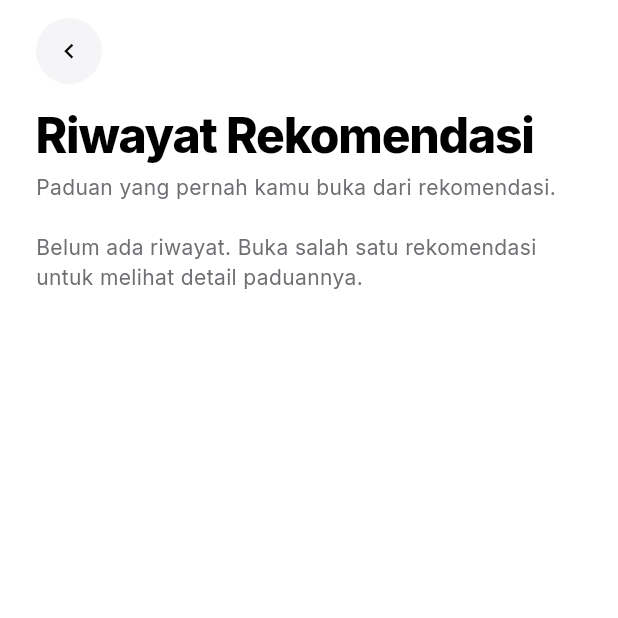
After one commit to Bisminee/PBL-Mobile-Kelompok2-Semester5, a Flutter app: the RecommendationHistoryScreen screen opened by its route, after a tap on the "chevron left" icon, on a phone screen of 412 x 824 dp, the top half of it. The commit adds this screen. Run offline on Flutter 3.47's test engine with Material 3 defaults, Android fonts, the phone set to English and light mode, and no system bars; our stand-ins replace camera, cloud_firestore, firebase_auth, firebase_core, flutter_riverpod, go_router and 4 more; missing offline and left inert: crop_your_image, image_picker_android, image_picker_platform_interface, tflite_flutter; accounts and stored records are empty.

Commit message:
feat: tambah riwayat rekomendasi
Tabel recommendation_history (skema versi 3) mencatat pasangan atasan-bawahan yang dibuka dari detail rekomendasi. Layar Riwayat Rekomendasi dibuka dari tombol riwayat di layar rekomendasi. Opsi pembukaan database dipisah (openOptions, LocalDb.withDatabase) agar bisa diuji.

```diff
--- a/lib/config/app_router.dart
+++ b/lib/config/app_router.dart
@@ -10,6 +10,7 @@ import '../screens/auth/signup_screen.dart';
 import '../screens/home/home_screen.dart';
 import '../screens/onboarding/onboarding_screen.dart';
 import '../screens/outfit/detail_screen.dart';
+import '../screens/outfit/recommendation_history_screen.dart';
 import '../screens/outfit/recommendation_screen.dart';
 import '../screens/outfit/saved_outfits_screen.dart';
 import '../screens/profile/profile_screen.dart';
@@ -100,6 +101,10 @@ final GoRouter appRouter = GoRouter(
       builder: (context, state) => const RecommendationScreen(),
     ),
     GoRoute(
+      path: AppRoutes.recommendationHistory,
+      builder: (context, state) => const RecommendationHistoryScreen(),
+    ),
+    GoRoute(
       path: AppRoutes.savedOutfits,
       builder: (context, state) => const SavedOutfitsScreen(),
     ),
--- a/lib/config/app_routes.dart
+++ b/lib/config/app_routes.dart
@@ -16,6 +16,7 @@ class AppRoutes {
   static const detectionResult = '/detection-result';
   static const recommendation = '/recommendation';
   static const savedOutfits = '/saved-outfits';
+  static const recommendationHistory = '/recommendation-history';
   static const detail = '/detail';
   static const clothingDetail = '/clothing-detail';
 }
--- /dev/null
+++ b/lib/screens/outfit/recommendation_history_screen.dart
@@ -0,0 +1,73 @@
+import 'package:flutter/material.dart';
+import 'package:flutter_riverpod/flutter_riverpod.dart';
+import 'package:go_router/go_router.dart';
+
+import '../../config/app_text_styles.dart';
+import '../../services/providers.dart';
+import '../../widgets/common/circle_icon_button.dart';
+import '../../widgets/common/responsive.dart';
+import '../../widgets/outfit/saved_outfit_card.dart';
+
+/// Daftar rekomendasi yang pernah dibuka pengguna, terbaru lebih dulu.
+class RecommendationHistoryScreen extends ConsumerWidget {
+  const RecommendationHistoryScreen({super.key});
+
+  @override
+  Widget build(BuildContext context, WidgetRef ref) {
+    final async = ref.watch(recommendationHistoryProvider);
+
+    return Scaffold(
+      body: SafeArea(
+        child: SingleChildScrollView(
+          padding: const EdgeInsets.symmetric(horizontal: 24),
+          child: ContentWidth(
+            maxWidth: 720,
+            child: Column(
+              crossAxisAlignment: CrossAxisAlignment.start,
+              children: [
+                const SizedBox(height: 12),
+                CircleIconButton(
+                  icon: Icons.chevron_left,
+                  onPressed: () => context.pop(),
+                ),
+                const SizedBox(height: 16),
+                Text('Riwayat Rekomendasi', style: AppTextStyles.display),
+                const SizedBox(height: 6),
+                Text(
+                  'Paduan yang pernah kamu buka dari rekomendasi.',
+                  style: AppTextStyles.bodySecondary,
+                ),
+                const SizedBox(height: 20),
+                async.when(
+                  loading: () => const Padding(
+                    padding: EdgeInsets.symmetric(vertical: 40),
+                    child: Center(child: CircularProgressIndicator()),
+                  ),
+                  error: (_, _) => Text(
+                    'Riwayat belum bisa dimuat.',
+                    style: AppTextStyles.bodySecondary,
+                  ),
+                  data: (list) => list.isEmpty
+                      ? Text(
+                          'Belum ada riwayat. Buka salah satu rekomendasi '
+                          'untuk melihat detail paduannya.',
+                          style: AppTextStyles.bodySecondary,
+                        )
+                      : Column(
+                          children: [
+                            for (var i = 0; i < list.length; i++) ...[
+                              if (i > 0) const SizedBox(height: 12),
+                              SavedOutfitCard(outfit: list[i]),
+                            ],
+                          ],
+                        ),
+                ),
+                const SizedBox(height: 32),
+              ],
+            ),
+          ),
+        ),
+      ),
+    );
+  }
+}
--- a/lib/services/local_db.dart
+++ b/lib/services/local_db.dart
@@ -3,6 +3,7 @@
 // Asset: assets/db/fashion_app.db (didaftarkan di pubspec.yaml).
 import 'dart:io';
 
+import 'package:flutter/foundation.dart' show visibleForTesting;
 import 'package:flutter/services.dart' show rootBundle;
 import 'package:path/path.dart' as p;
 import 'package:path_provider/path_provider.dart';
@@ -15,14 +16,19 @@ class LocalDb {
   LocalDb._();
   static final LocalDb instance = LocalDb._();
 
+  /// Memakai database yang sudah terbuka, mis. database sementara pada test.
+  @visibleForTesting
+  LocalDb.withDatabase(Database database) : _opening = Future.value(database);
+
   static const _assetPath = 'assets/db/fashion_app.db';
 
   // Asset hanya disalin SEKALI, saat file belum ada di perangkat. Bila fashion_app.db di asset
   // diganti (model baru), uninstall aplikasi dulu. Wardrobe user ikut hilang karena satu file.
   // Untuk rilis, pisahkan data user dan tabel ML menjadi dua file DB.
   // Versi 2 menambah tabel app_preference untuk pengaturan lokal profil.
+  // Versi 3 menambah tabel recommendation_history untuk riwayat rekomendasi.
   // Catatan: versi 1 adalah skema di assets/db/fashion_app.db.
-  static const _version = 2;
+  static const _version = 3;
 
   // Satu Future dipakai bersama: pemanggil pertama (preload engine dan WardrobeNotifier jalan
   // hampir bersamaan) tidak boleh sama-sama menyalin file asset.
@@ -39,26 +45,52 @@ class LocalDb {
     }
     return openDatabase(
       path,
+      version: openOptions.version,
+      onConfigure: openOptions.onConfigure,
+      onCreate: openOptions.onCreate,
+      onUpgrade: openOptions.onUpgrade,
+    );
+  }
+
+  /// Konfigurasi pembukaan database. Dipisah agar test memakai migrasi yang sama.
+  ///
+  /// Database dari asset sudah berisi skema versi 1. Tabel baru ditambahkan
+  /// lewat onUpgrade (pengguna lama) atau onCreate (pemasangan baru, karena
+  /// user_version di asset masih 0).
+  @visibleForTesting
+  static final OpenDatabaseOptions openOptions = OpenDatabaseOptions(
     version: _version,
     onConfigure: (d) => d.execute('PRAGMA foreign_keys = ON'),
-      // Database dari asset sudah berisi skema versi 1. Tabel baru ditambahkan
-      // lewat onUpgrade (pengguna lama) atau onCreate (pemasangan baru, karena
-      // user_version di asset masih 0).
-      onCreate: (d, versi) async {
-        await d.execute(
-          'CREATE TABLE IF NOT EXISTS app_preference ('
-          'key TEXT PRIMARY KEY, value TEXT NOT NULL)',
+    onCreate: (d, versi) => _buatTabelBaru(d, 0, versi),
+    onUpgrade: _buatTabelBaru,
   );
-      },
-      onUpgrade: (d, versiLama, versiBaru) async {
+
+  static Future<void> _buatTabelBaru(
+    Database d,
+    int versiLama,
+    int versiBaru,
+  ) async {
     if (versiLama < 2) {
       await d.execute(
         'CREATE TABLE IF NOT EXISTS app_preference ('
         'key TEXT PRIMARY KEY, value TEXT NOT NULL)',
       );
     }
-      },
+    if (versiLama < 3) {
+      // Satu baris per pasangan atasan-bawahan; dilihat lagi berarti baris baru
+      // menggantikan yang lama sehingga urutan id menunjukkan yang terbaru.
+      await d.execute(
+        'CREATE TABLE IF NOT EXISTS recommendation_history ('
+        'id INTEGER PRIMARY KEY AUTOINCREMENT, '
+        'top_item_id INTEGER NOT NULL REFERENCES wardrobe_item(id) ON DELETE CASCADE, '
+        'bottom_item_id INTEGER NOT NULL REFERENCES wardrobe_item(id) ON DELETE CASCADE, '
+        'title TEXT NOT NULL, '
+        'target_formality TEXT NOT NULL, '
+        'match_score REAL, '
+        "created_at TEXT NOT NULL DEFAULT (datetime('now')), "
+        'UNIQUE (top_item_id, bottom_item_id))',
       );
+    }
   }
 
   // ---------- Lookup ML (hasil model sklearn yang sudah dihitung untuk semua kombinasi) ----------
@@ -208,6 +240,69 @@ class LocalDb {
     ];
   }
 
+  // ---------- Riwayat rekomendasi ----------
+
+  /// Mencatat bahwa pengguna melihat rekomendasi atasan + bawahan ini.
+  /// Pasangan yang sama tidak digandakan; catatan lama diganti yang terbaru.
+  Future<void> logRecommendation({
+    required int topId,
+    required int bottomId,
+    required String title,
+    required String formality,
+    required double score,
+  }) async {
+    final d = await db;
+    await d.insert('recommendation_history', {
+      'top_item_id': topId,
+      'bottom_item_id': bottomId,
+      'title': title,
+      'target_formality': formality,
+      'match_score': score,
+    }, conflictAlgorithm: ConflictAlgorithm.replace);
+  }
+
+  /// Riwayat rekomendasi, terbaru lebih dulu. Item yang sudah dihapus dari
+  /// lemari ikut hilang dari riwayat.
+  Future<List<SavedOutfit>> recommendationHistory({int limit = 50}) async {
+    final d = await db;
+    final rows = await d.query(
+      'recommendation_history',
+      orderBy: 'id DESC',
+      limit: limit,
+    );
+    if (rows.isEmpty) return <SavedOutfit>[];
+
+    final ids = {
+      for (final r in rows) ...[
+        r['top_item_id'] as int,
+        r['bottom_item_id'] as int,
+      ],
+    }.toList();
+    final items = await d.query(
+      'wardrobe_item',
+      where: 'id IN (${List.filled(ids.length, '?').join(',')})',
+      whereArgs: ids,
+    );
+    final byId = {for (final r in items) r['id'] as int: Garment.fromRow(r)};
+
+    return [
+      for (final r in rows)
+        SavedOutfit(
+          id: r['id'] as int,
+          name: r['title'] as String,
+          formality: r['target_formality'] as String,
+          score: (r['match_score'] as num?)?.toDouble() ?? 0,
+          createdAt:
+              DateTime.tryParse((r['created_at'] as String?) ?? '') ??
+              DateTime.now(),
+          items: [
+            byId[r['top_item_id']],
+            byId[r['bottom_item_id']],
+          ].whereType<Garment>().toList(),
+        ),
+    ];
+  }
+
   // ---------- Pengaturan lokal (mis. preferensi notifikasi) ----------
 
   Future<String?> preference(String key) async {
--- a/lib/services/providers.dart
+++ b/lib/services/providers.dart
@@ -311,6 +311,17 @@ final savedOutfitsProvider = FutureProvider<List<SavedOutfit>>((ref) async {
   }
 });
 
+/// Riwayat rekomendasi yang pernah dibuka pengguna, terbaru lebih dulu.
+/// autoDispose: dibaca ulang dari SQLite setiap layar riwayat dibuka.
+final recommendationHistoryProvider =
+    FutureProvider.autoDispose<List<SavedOutfit>>((ref) async {
+      try {
+        return await ref.read(localDbProvider).recommendationHistory();
+      } catch (_) {
+        return const <SavedOutfit>[];
+      }
+    });
+
 // ===========================================================================
 // Rekomendasi
 // ===========================================================================
```
Also changed, not shown: lib/screens/outfit/detail_screen.dart (+23 -1 lines), lib/screens/outfit/recommendation_screen.dart (+11 -1 lines). Lines whose indentation alone changed are shown as unchanged.
